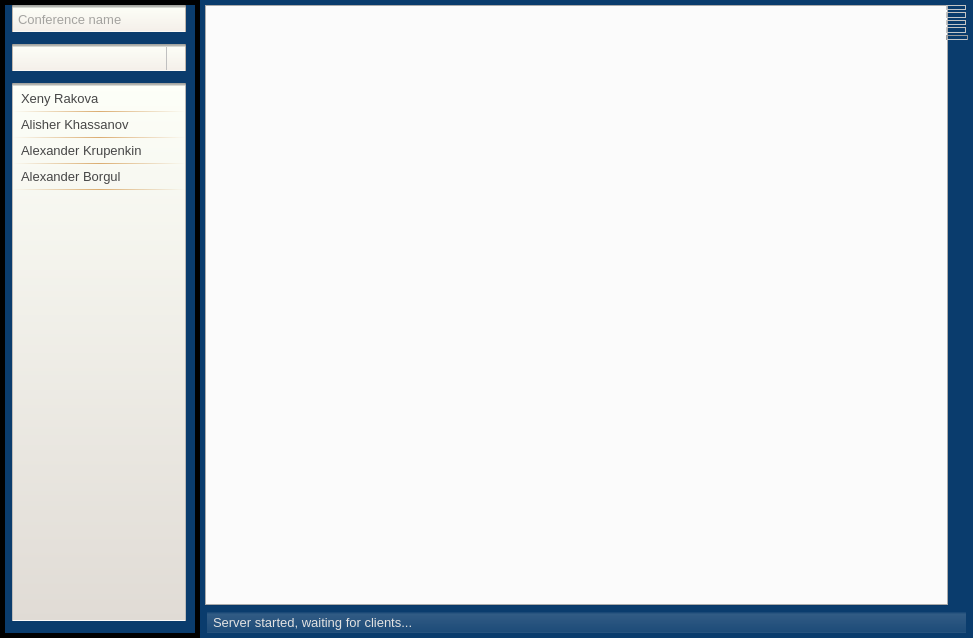
Before: the Qt Designer form ServerGui/main_window.ui in akru/conference-speaker-server, drawn with Qt 5.
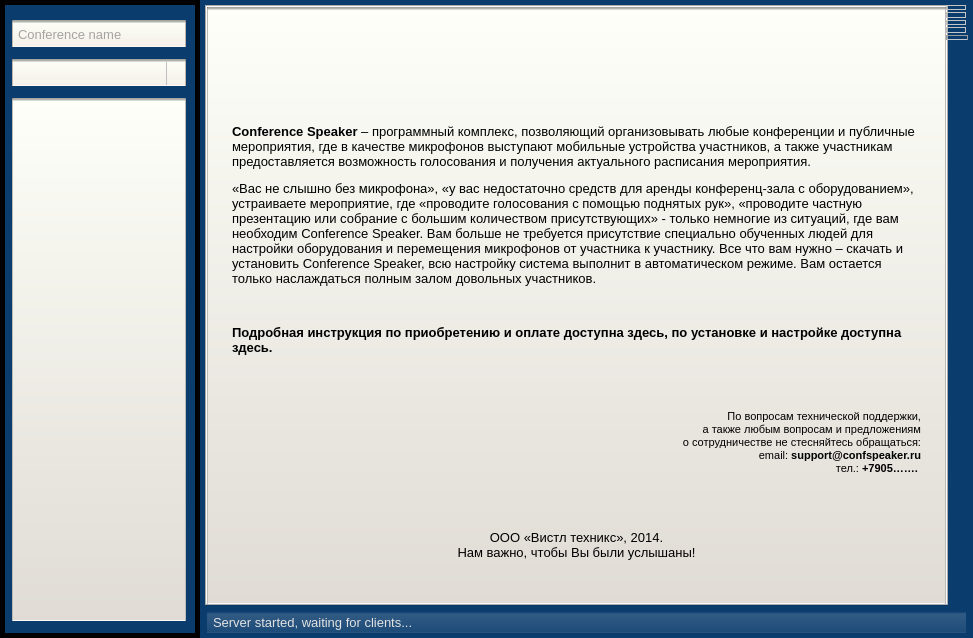
After: the same form once the commit is applied. The open tabs and pages were chosen to show the change. Icons and pictures are not drawn.

Commit message: about tab; speaker widget style

Patch:
```diff
--- a/ServerGui/main_window.ui
+++ b/ServerGui/main_window.ui
@@ -82,7 +82,7 @@
     padding: 0;
 }
 
-QLineEdit, QComboBox, QDoubleSpinBox {
+QLineEdit, QComboBox, QDoubleSpinBox, QSpinBox {
     border-left: 1px solid rgba(191,181,171,255);
     border-right: 1px solid rgba(191,181,171,255);
     border-top: 3px solid qlineargradient(spread:pad, x1:0, y1:0.357955, x2:0, y2:1, stop:0 rgba(0, 0, 0, 90), stop:1 rgba(0, 0, 0, 20));
@@ -93,7 +93,7 @@
     font-size: 10pt;
 }
 
-QLineEdit:disabled, QComboBox:disabled, QDoubleSpinBox:disabled {
+QLineEdit:disabled, QComboBox:disabled, QDoubleSpinBox:disabled, QSpinBox:disabled {
     border-left: 1px solid rgba(180,180,180,255);
     border-right: 1px solid rgba(180,180,180,255);
     border-top: 3px solid qlineargradient(spread:pad, x1:0, y1:0.357955, x2:0, y2:1, stop:0 rgba(0, 0, 0, 50), stop:1 rgba(0, 0, 0, 10));
@@ -138,7 +138,10 @@
     border: 0;
 }
 
-QListWidget, QWidget#speakersArea, QWidget#soundTab {
+QListWidget,
+QWidget#speakersArea,
+QWidget#soundTab,
+QWidget#aboutTab {
 	background-color: qlineargradient(spread:pad, x1:0, y1:1, x2:0, y2:0, stop:0 rgba(224,219,213, 255), stop:1 rgba(253,255,248, 255));
     border-top: 3px solid qlineargradient(spread:pad, x1:0, y1:0.357955, x2:0, y2:1, stop:0 rgba(0, 0, 0, 90), stop:1 rgba(0, 0, 0, 20));
     border-left: 1px solid rgba(188,186,184,255);
@@ -229,7 +232,10 @@
 QPushButton#powerButton:pressed,
 QPushButton#recordButton,
 QPushButton#recordButton:checked,
-QPushButton#recordButton:pressed {
+QPushButton#recordButton:pressed,
+QPushButton#drophandsButton,
+QPushButton#drophandsButton:checked,
+QPushButton#drophandsButton:pressed {
     border: 0;
     background: none;
     padding: 0;
@@ -331,7 +337,7 @@
         <number>7</number>
        </property>
        <property name="topMargin">
-        <number>0</number>
+        <number>15</number>
        </property>
        <property name="rightMargin">
         <number>9</number>
@@ -409,26 +415,6 @@
          <property name="isWrapping" stdset="0">
           <bool>false</bool>
          </property>
-         <item>
-          <property name="text">
-           <string>Xeny Rakova</string>
-          </property>
-         </item>
-         <item>
-          <property name="text">
-           <string>Alisher Khassanov</string>
-          </property>
-         </item>
-         <item>
-          <property name="text">
-           <string>Alexander Krupenkin</string>
-          </property>
-         </item>
-         <item>
-          <property name="text">
-           <string>Alexander Borgul</string>
-          </property>
-         </item>
         </widget>
        </item>
       </layout>
@@ -1467,6 +1453,85 @@
          <attribute name="toolTip">
           <string>About</string>
          </attribute>
+         <layout class="QVBoxLayout" name="verticalLayout_7">
+          <property name="leftMargin">
+           <number>25</number>
+          </property>
+          <property name="topMargin">
+           <number>15</number>
+          </property>
+          <property name="rightMargin">
+           <number>25</number>
+          </property>
+          <item>
+           <layout class="QHBoxLayout" name="horizontalLayout_4">
+            <item>
+             <widget class="QLabel" name="label_31">
+              <property name="text">
+               <string/>
+              </property>
+              <property name="pixmap">
+               <pixmap resource="resource.qrc">:/gui/cslogo</pixmap>
+              </property>
+             </widget>
+            </item>
+            <item>
+             <widget class="QLabel" name="label_26">
+              <property name="text">
+               <string/>
+              </property>
+              <property name="pixmap">
+               <pixmap resource="resource.qrc">:/gui/wtlogo</pixmap>
+              </property>
+              <property name="alignment">
+               <set>Qt::AlignRight|Qt::AlignTrailing|Qt::AlignVCenter</set>
+              </property>
+             </widget>
+            </item>
+           </layout>
+          </item>
+          <item>
+           <widget class="QLabel" name="label_27">
+            <property name="text">
+             <string>&lt;html&gt;&lt;head/&gt;&lt;body&gt;&lt;p&gt;&lt;span style=&quot; font-weight:600;&quot;&gt;Conference Speaker&lt;/span&gt; – программный комплекс, позволяющий организовывать любые конференции и публичные мероприятия, где в качестве микрофонов выступают мобильные устройства участников, а также участникам предоставляется возможность голосования и получения актуального расписания мероприятия.&lt;/p&gt;&lt;p&gt;«Вас не слышно без микрофона», «у вас недостаточно средств для аренды конференц-зала с оборудованием», устраиваете мероприятие, где «проводите голосования с помощью поднятых рук», «проводите частную презентацию или собрание с большим количеством присутствующих» - только немногие из ситуаций, где вам необходим Conference Speaker. Вам больше не требуется присутствие специально обученных людей для настройки оборудования и перемещения микрофонов от участника к участнику. Все что вам нужно – скачать и установить Conference Speaker, всю настройку система выполнит в автоматическом режиме. Вам остается только наслаждаться полным залом довольных участников. &lt;/p&gt;&lt;/body&gt;&lt;/html&gt;</string>
+            </property>
+            <property name="wordWrap">
+             <bool>true</bool>
+            </property>
+           </widget>
+          </item>
+          <item>
+           <widget class="QLabel" name="label_28">
+            <property name="text">
+             <string>&lt;b&gt;Подробная инструкция по приобретению и оплате доступна здесь, по установке  и настройке доступна здесь.&lt;b&gt;</string>
+            </property>
+            <property name="wordWrap">
+             <bool>true</bool>
+            </property>
+           </widget>
+          </item>
+          <item>
+           <widget class="QLabel" name="label_29">
+            <property name="text">
+             <string>&lt;html&gt;&lt;head/&gt;&lt;body&gt;&lt;style&gt;p {margin:0}&lt;/style&gt;&lt;p align=&quot;right&quot;&gt;&lt;span style=&quot; font-size:8pt;&quot;&gt;По вопросам технической поддержки,&lt;/span&gt;&lt;/p&gt;&lt;p align=&quot;right&quot;&gt;&lt;span style=&quot; font-size:8pt;&quot;&gt;а также любым вопросам и предложениям&lt;/span&gt;&lt;/p&gt;&lt;p align=&quot;right&quot;&gt;&lt;span style=&quot; font-size:8pt;&quot;&gt;о сотрудничестве не стесняйтесь обращаться:&lt;/span&gt;&lt;/p&gt;&lt;p align=&quot;right&quot;&gt;&lt;span style=&quot; font-size:8pt;&quot;&gt;email: &lt;/span&gt;&lt;span style=&quot; font-size:8pt; font-weight:600;&quot;&gt;support@confspeaker.ru&lt;/span&gt;&lt;/p&gt;&lt;p align=&quot;right&quot;&gt;&lt;span style=&quot; font-size:8pt;&quot;&gt;тел.: &lt;/span&gt;&lt;span style=&quot; font-size:8pt; font-weight:600;&quot;&gt;+7905……. &lt;/span&gt;&lt;/p&gt;&lt;/body&gt;&lt;/html&gt;</string>
+            </property>
+            <property name="textFormat">
+             <enum>Qt::AutoText</enum>
+            </property>
+           </widget>
+          </item>
+          <item>
+           <widget class="QLabel" name="label_30">
+            <property name="text">
+             <string>ООО «Вистл техникс», 2014.
+Нам важно, чтобы Вы были услышаны!</string>
+            </property>
+            <property name="alignment">
+             <set>Qt::AlignCenter</set>
+            </property>
+           </widget>
+          </item>
+         </layout>
         </widget>
        </widget>
       </item>
```
Left out of the diff: 58 changed lines with no effect on the pictures. The commit also changes 12 other files.
